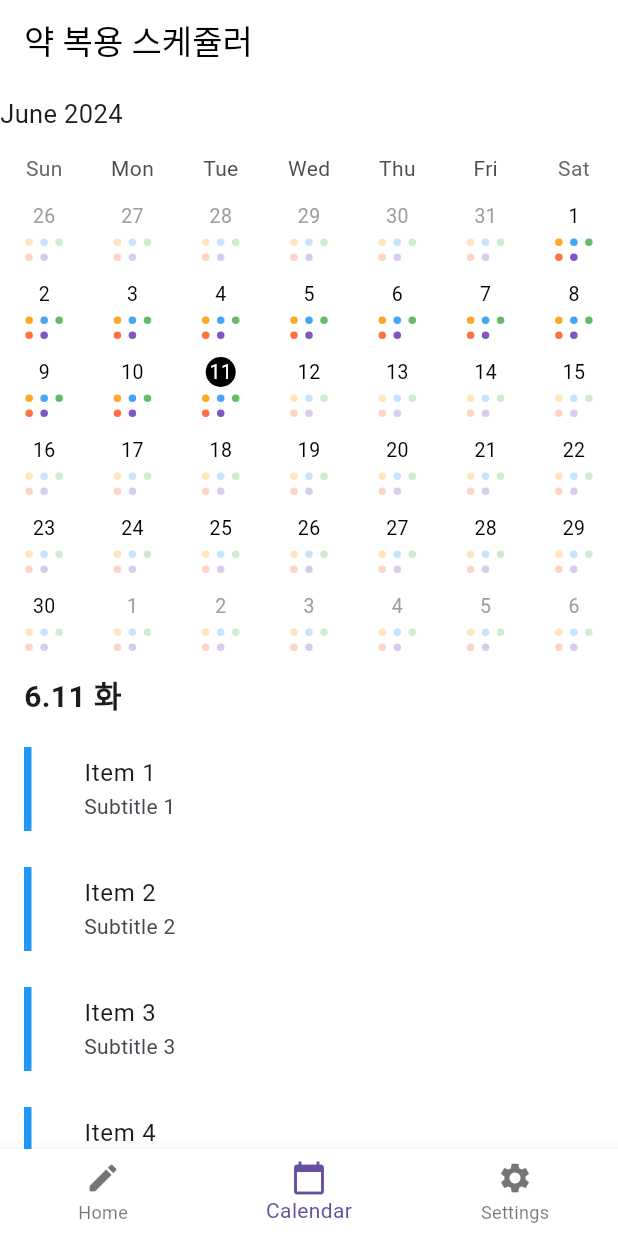
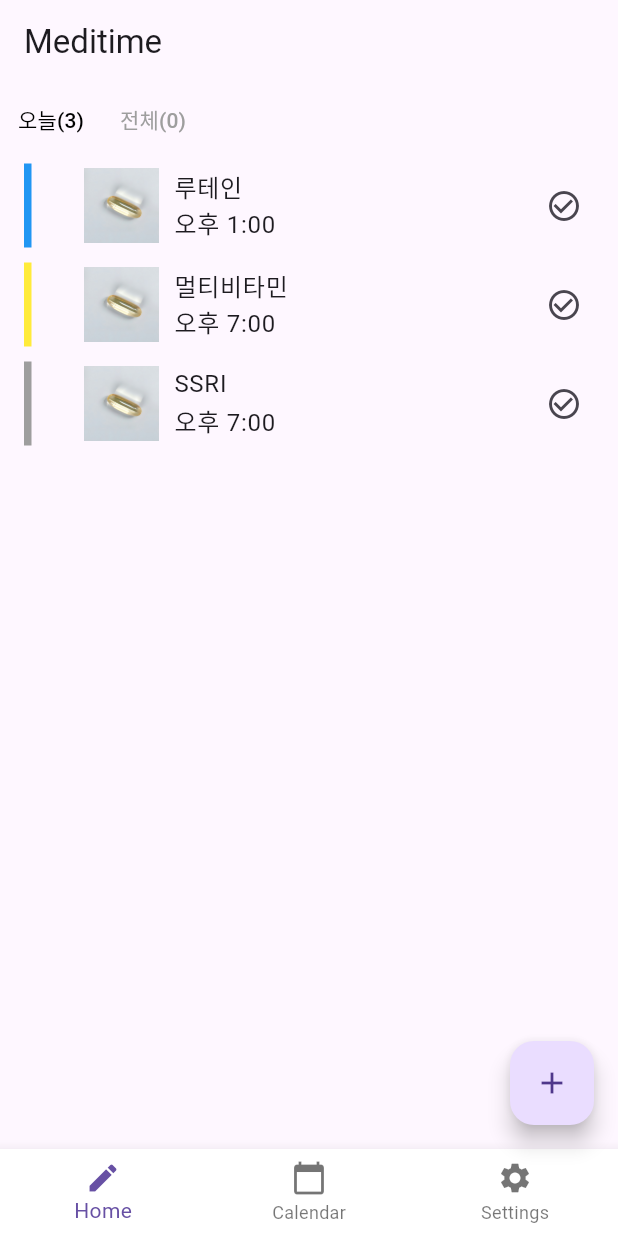
Before and after one commit to suojae3/MedicineScheduler, a Flutter app: the screen it shows after launch, on a phone screen of 412 x 824 dp. Run offline on Flutter 3.47's test engine with Material 3 defaults, Android fonts, the phone set to English and light mode, and no system bars; drawn by our look-alikes of table_calendar; our stand-ins replace cloud_firestore, firebase_auth, firebase_messaging; accounts and stored records are empty.

```diff
--- a/flutter_drug_schedular/lib/data/models/pill_model.dart
+++ b/flutter_drug_schedular/lib/data/models/pill_model.dart
@@ -1,3 +1,4 @@
+import 'package:flutter/material.dart';
 import 'package:flutter_drug_schedular/domain/entities/pill.dart';
 
 class PillModel {
@@ -6,7 +7,8 @@ class PillModel {
   final String period;
   final String cycle;
   final String description;
-  final String color;
+  final Color color;
+  final String? imagePath;
 
   PillModel({
     required this.name,
@@ -15,6 +17,7 @@ class PillModel {
     required this.cycle,
     required this.description,
     required this.color,
+    required this.imagePath
   });
 
   factory PillModel.fromJson(Map<String, dynamic> json) {
@@ -25,6 +28,7 @@ class PillModel {
       cycle: json['cycle'],
       description: json['description'],
       color: json['color'],
+      imagePath: json['image']
     );
   }
 
@@ -47,6 +51,7 @@ class PillModel {
       cycle: cycle,
       description: description,
       color: color,
+      imagePath: imagePath
     );
   }
 
@@ -58,6 +63,7 @@ class PillModel {
       cycle: pill.cycle,
       description: pill.description,
       color: pill.color,
+      imagePath: pill.imagePath
     );
   }
 }
--- a/flutter_drug_schedular/lib/domain/entities/pill.dart
+++ b/flutter_drug_schedular/lib/domain/entities/pill.dart
@@ -1,3 +1,5 @@
+
+import 'package:flutter/material.dart';
 
 class Pill {
   final String name;
@@ -5,7 +7,8 @@ class Pill {
   final String period;
   final String cycle;
   final String description;
-  final String color;
+  final Color color;
+  final String? imagePath;
 
   Pill({
     required this.name,
@@ -14,5 +17,6 @@ class Pill {
     required this.cycle,
     required this.description,
     required this.color,
+    required this.imagePath
   });
 }
--- a/flutter_drug_schedular/lib/main_dev.dart
+++ b/flutter_drug_schedular/lib/main_dev.dart
@@ -1,11 +1,10 @@
 import 'package:flutter/material.dart';
 import 'package:flutter_drug_schedular/global.dart';
-import 'package:flutter_drug_schedular/main.dart';
 import 'package:flutter_drug_schedular/presentation/pages/test_calednar.dart';
+import 'package:flutter_drug_schedular/presentation/pages/meditime_screen.dart';
 
 void main() {
   Global.baseURL = "https://flutter_drug_schedular/dev/";
-  // runApp(const MyApp());
   runApp(testMyApp());
 }
 
@@ -13,19 +12,19 @@ class testMyApp extends StatelessWidget {
   @override
   Widget build(BuildContext context) {
     return MaterialApp(
-      home: HomePage(),
+      home: HomeScreen(),
     );
   }
 }
 
-class HomePage extends StatefulWidget {
+class HomeScreen extends StatefulWidget {
   @override
-  _HomePageState createState() => _HomePageState();
+  _HomeScreenState createState() => _HomeScreenState();
 }
 
-class _HomePageState extends State<HomePage> {
-  int _selectedIndex = 1;
-  final PageController _pageController = PageController(initialPage: 1);
+class _HomeScreenState extends State<HomeScreen> {
+  int _selectedIndex = 0;
+  final PageController _pageController = PageController(initialPage: 0);
 
   @override
   Widget build(BuildContext context) {
@@ -39,10 +38,9 @@ class _HomePageState extends State<HomePage> {
           });
         },
         children: [
-          Center(child: Text('Home')), // 첫 번째 탭의 내용
+          MeditimeScreen(), // 첫 번째 탭의 내용
           TestCalendar(), // 두 번째 탭의 내용
           Center(child: Text('Settings')), // 세 번째 탭의 내용
-
         ],
       ),
       bottomNavigationBar: BottomNavigationBar(
@@ -69,6 +67,10 @@ class _HomePageState extends State<HomePage> {
           ),
         ],
       ),
+      floatingActionButton: FloatingActionButton(
+        onPressed: () {},
+        child: Icon(Icons.add),
+      ),
     );
   }
 }
--- /dev/null
+++ b/flutter_drug_schedular/lib/presentation/pages/meditime_screen.dart
@@ -0,0 +1,119 @@
+import 'package:flutter/material.dart';
+import 'package:flutter_drug_schedular/domain/entities/pill.dart';
+
+class MeditimeScreen extends StatefulWidget {
+  @override
+  _MeditimeScreenState createState() => _MeditimeScreenState();
+}
+
+class _MeditimeScreenState extends State<MeditimeScreen> {
+  bool showToday = true;
+
+  final List<Pill> todayPills = [
+    Pill(
+        name: '루테인',
+        time: DateTime.now().add(Duration(hours: 1)),
+        period: '오후 1:00',
+        cycle: '오후 2:30',
+        description: '셀렉스',
+        color: Colors.blue,
+        imagePath: 'assets/test-pills.png'),
+    Pill(
+        name: '멀티비타민',
+        time: DateTime.now().add(Duration(hours: 7)),
+        period: '오후 7:00',
+        cycle: '',
+        description: '센트롬 우먼',
+        color: Colors.yellow,
+        imagePath: 'assets/test-pills.png'),
+    Pill(
+        name: 'SSRI',
+        time: DateTime.now().add(Duration(hours: 7)),
+        period: '오후 7:00',
+        cycle: '',
+        description: '항우울제',
+        color: Colors.grey,
+        imagePath: 'assets/test-pills.png'),
+  ];
+
+  final List<Pill> allPills = [
+    // 모든 복용 약 목록을 추가하세요.
+  ];
+
+  @override
+  Widget build(BuildContext context) {
+    return Scaffold(
+      appBar: AppBar(
+        title: Text('Meditime'),
+      ),
+      body: Column(
+        children: [
+          Row(
+            mainAxisAlignment: MainAxisAlignment.start,
+            children: [
+              TextButton(
+                onPressed: () {
+                  setState(() {
+                    showToday = true;
+                  });
+                },
+                child: Text(
+                  '오늘(${todayPills.length})',
+                  style: TextStyle(
+                    color: showToday ? Colors.black : Colors.grey,
+                  ),
+                ),
+              ),
+              TextButton(
+                onPressed: () {
+                  setState(() {
+                    showToday = false;
+                  });
+                },
+                child: Text(
+                  '전체(${allPills.length})',
+                  style: TextStyle(
+                    color: showToday ? Colors.grey : Colors.black,
+                  ),
+                ),
+              ),
+            ],
+          ),
+          Expanded(
+            child: ListView.builder(
+              itemCount: showToday ? todayPills.length : allPills.length,
+              itemBuilder: (context, index) {
+                final pill = showToday ? todayPills[index] : allPills[index];
+                return ListTile(
+                  leading: Container(
+                    width: 5.0,
+                    height: double.infinity,
+                    color: pill.color,
+                  ),
+                  title: Row(
+                    children: [
+                      Image.asset(
+                        pill.imagePath ?? "",
+                        width: 50,
+                        height: 50,
+                      ),
+                      SizedBox(width: 10),
+                      Column(
+                        crossAxisAlignment: CrossAxisAlignment.start,
+                        children: [
+                          Text(pill.name),
+                          Text(pill.period),
+                        ],
+                      ),
+                    ],
+                  ),
+                  trailing: Icon(Icons.check_circle_outline),
+                );
+              },
+            ),
+          ),
+        ],
+      ),
+    );
+  }
+}
--- a/flutter_drug_schedular/pubspec.yaml
+++ b/flutter_drug_schedular/pubspec.yaml
@@ -31,3 +31,5 @@ dev_dependencies:
 flutter:
 
   uses-material-design: true
+  assets:
+    - assets/test-pills.png
```
Also changed, not shown: flutter_drug_schedular/assets/test-pills.png (added), flutter_drug_schedular/lib/presentation/pages/home_page.dart (deleted), 1 other file.
